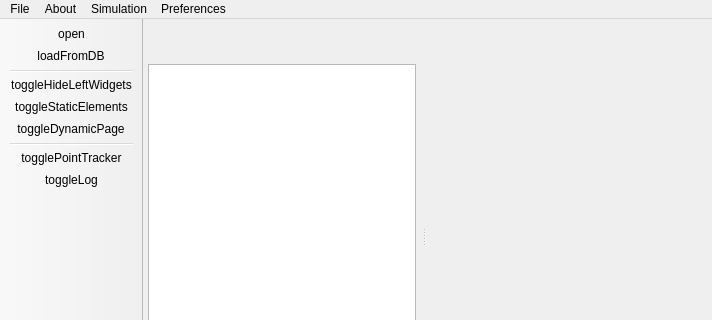
Old version of the form mainwindow.ui in the repository nhudinhtuan/iSimVisualizer; both pictures show x 0 to 712 and y 0 to 320 of the 712 by 475 pixel window.
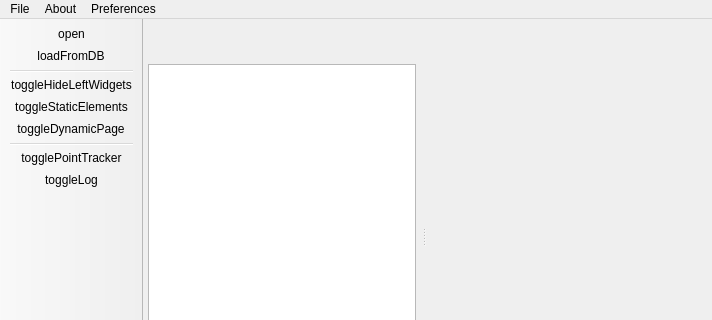
New version of the form. The open tabs and pages were chosen to show the change. Icons and pictures are not drawn.

Commit message: fix slider behaviour

```diff
--- a/mainwindow.ui
+++ b/mainwindow.ui
@@ -166,7 +166,7 @@
      <x>0</x>
      <y>0</y>
      <width>712</width>
-     <height>22</height>
+     <height>25</height>
     </rect>
    </property>
    <widget class="QMenu" name="menuFile">
@@ -182,16 +182,6 @@
     </property>
     <addaction name="actionAbout"/>
    </widget>
-   <widget class="QMenu" name="menuSimulation">
-    <property name="title">
-     <string>Simulation</string>
-    </property>
-    <property name="icon">
-     <iconset>
-      <normalon>:/ui_icons/control.png</normalon>
-     </iconset>
-    </property>
-   </widget>
    <widget class="QMenu" name="menuPreferences">
     <property name="title">
      <string>Preferences</string>
@@ -200,7 +190,6 @@
    </widget>
    <addaction name="menuFile"/>
    <addaction name="menuAbout"/>
-   <addaction name="menuSimulation"/>
    <addaction name="menuPreferences"/>
   </widget>
   <widget class="QToolBar" name="mainToolBar">
```
Left out of the diff: 35 changed lines with no effect on the pictures. The commit also changes 1 other file.
